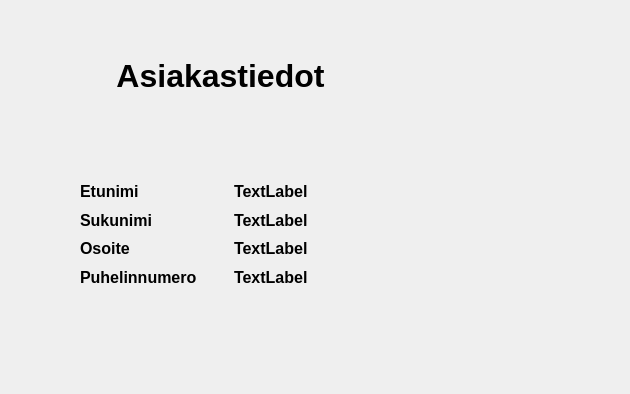
First picture: the form in bank-automat/asiakastiedotwindow.ui, repository Kealerator/bank_atm_group3, before the edit; both pictures show x 170 to 800 and y 0 to 394 of the 800 by 500 pixel window.
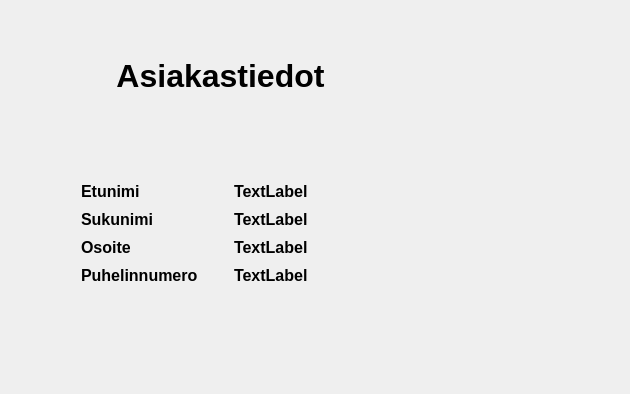
Second picture: the form after the edit.

Commit message: UI näyttää tekstin aina valkoisena Lisätty yksi uusi koirakuva varoitusikkunalle Korjattu bugi jossa taustakuva glitchailee QGridLayoutin sisällä

The edit to the form file:
```diff
--- a/bank-automat/asiakastiedotwindow.ui
+++ b/bank-automat/asiakastiedotwindow.ui
@@ -66,18 +66,15 @@
     <set>Qt::AlignmentFlag::AlignCenter</set>
    </property>
   </widget>
-  <widget class="QWidget" name="layoutWidget">
+  <widget class="QLabel" name="labelPnumber">
    <property name="geometry">
     <rect>
-     <x>250</x>
-     <y>180</y>
-     <width>301</width>
-     <height>108</height>
+     <x>404</x>
+     <y>265</y>
+     <width>311</width>
+     <height>21</height>
     </rect>
    </property>
-   <layout class="QGridLayout" name="gridLayout">
-    <item row="0" column="0">
-     <widget class="QLabel" name="label">
       <property name="font">
        <font>
         <pointsize>12</pointsize>
@@ -85,51 +82,18 @@
        </font>
       </property>
       <property name="text">
-       <string>Etunimi</string>
-      </property>
-     </widget>
-    </item>
-    <item row="0" column="1">
-     <widget class="QLabel" name="labelFname">
-      <property name="font">
-       <font>
-        <pointsize>12</pointsize>
-        <bold>true</bold>
-       </font>
-      </property>
-      <property name="text">
        <string>TextLabel</string>
       </property>
      </widget>
-    </item>
-    <item row="1" column="0">
-     <widget class="QLabel" name="label_2">
-      <property name="font">
-       <font>
-        <pointsize>12</pointsize>
-        <bold>true</bold>
-       </font>
-      </property>
-      <property name="text">
-       <string>Sukunimi</string>
-      </property>
-     </widget>
-    </item>
-    <item row="1" column="1">
-     <widget class="QLabel" name="labelLname">
-      <property name="font">
-       <font>
-        <pointsize>12</pointsize>
-        <bold>true</bold>
-       </font>
-      </property>
-      <property name="text">
-       <string>TextLabel</string>
-      </property>
-     </widget>
-    </item>
-    <item row="2" column="0">
      <widget class="QLabel" name="label_3">
+   <property name="geometry">
+    <rect>
+     <x>251</x>
+     <y>237</y>
+     <width>49</width>
+     <height>21</height>
+    </rect>
+   </property>
       <property name="font">
        <font>
         <pointsize>12</pointsize>
@@ -140,22 +104,15 @@
        <string>Osoite</string>
       </property>
      </widget>
-    </item>
-    <item row="2" column="1">
-     <widget class="QLabel" name="labelAddress">
-      <property name="font">
-       <font>
-        <pointsize>12</pointsize>
-        <bold>true</bold>
-       </font>
-      </property>
-      <property name="text">
-       <string>TextLabel</string>
-      </property>
-     </widget>
-    </item>
-    <item row="3" column="0">
      <widget class="QLabel" name="label_4">
+   <property name="geometry">
+    <rect>
+     <x>251</x>
+     <y>265</y>
+     <width>119</width>
+     <height>21</height>
+    </rect>
+   </property>
       <property name="font">
        <font>
         <pointsize>12</pointsize>
@@ -166,9 +123,15 @@
        <string>Puhelinnumero</string>
       </property>
      </widget>
-    </item>
-    <item row="3" column="1">
-     <widget class="QLabel" name="labelPnumber">
+  <widget class="QLabel" name="labelFname">
+   <property name="geometry">
+    <rect>
+     <x>404</x>
+     <y>181</y>
+     <width>311</width>
+     <height>21</height>
+    </rect>
+   </property>
       <property name="font">
        <font>
         <pointsize>12</pointsize>
@@ -179,8 +142,81 @@
        <string>TextLabel</string>
       </property>
      </widget>
-    </item>
-   </layout>
+  <widget class="QLabel" name="labelLname">
+   <property name="geometry">
+    <rect>
+     <x>404</x>
+     <y>209</y>
+     <width>311</width>
+     <height>21</height>
+    </rect>
+   </property>
+   <property name="font">
+    <font>
+     <pointsize>12</pointsize>
+     <bold>true</bold>
+    </font>
+   </property>
+   <property name="text">
+    <string>TextLabel</string>
+   </property>
+  </widget>
+  <widget class="QLabel" name="labelAddress">
+   <property name="geometry">
+    <rect>
+     <x>404</x>
+     <y>237</y>
+     <width>311</width>
+     <height>21</height>
+    </rect>
+   </property>
+   <property name="font">
+    <font>
+     <pointsize>12</pointsize>
+     <bold>true</bold>
+    </font>
+   </property>
+   <property name="text">
+    <string>TextLabel</string>
+   </property>
+  </widget>
+  <widget class="QLabel" name="label_2">
+   <property name="geometry">
+    <rect>
+     <x>251</x>
+     <y>209</y>
+     <width>73</width>
+     <height>21</height>
+    </rect>
+   </property>
+   <property name="font">
+    <font>
+     <pointsize>12</pointsize>
+     <bold>true</bold>
+    </font>
+   </property>
+   <property name="text">
+    <string>Sukunimi</string>
+   </property>
+  </widget>
+  <widget class="QLabel" name="label">
+   <property name="geometry">
+    <rect>
+     <x>251</x>
+     <y>181</y>
+     <width>60</width>
+     <height>21</height>
+    </rect>
+   </property>
+   <property name="font">
+    <font>
+     <pointsize>12</pointsize>
+     <bold>true</bold>
+    </font>
+   </property>
+   <property name="text">
+    <string>Etunimi</string>
+   </property>
   </widget>
  </widget>
  <resources/>
```
Lines whose indentation alone changed are shown as unchanged. The commit also changes 6 other files.
